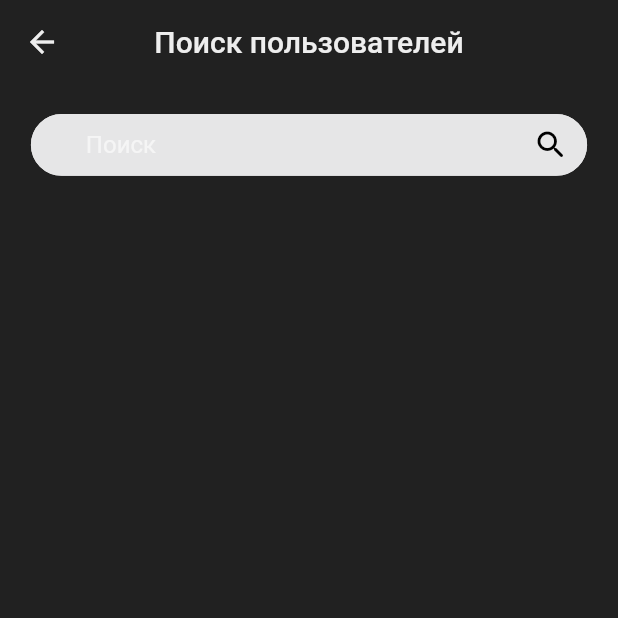
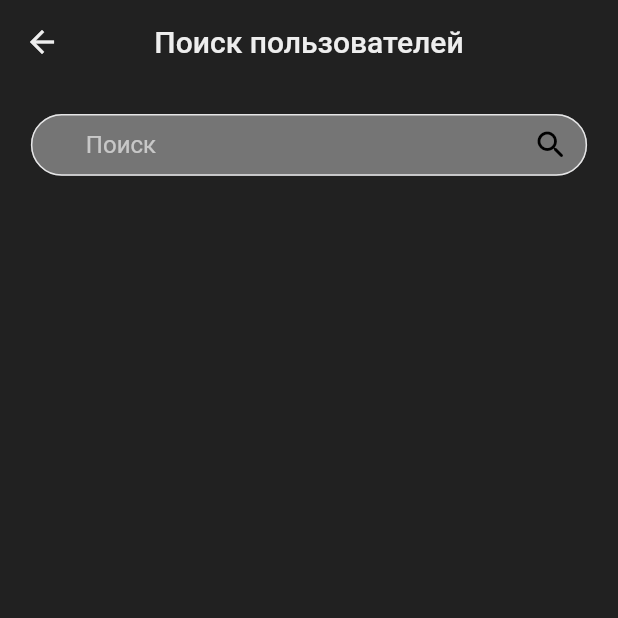
Before and after one commit to PainappuruNyan/flutter_study_project, a Flutter app: the UserListView screen opened directly, on a phone screen of 412 x 824 dp, the top half of it. Run offline on Flutter 3.47's test engine with Material 2 defaults, Android fonts, the phone set to English and light mode, and no system bars; our stand-ins replace accordion, another_xlider, bloc, bloc_concurrency, dartz, dropdown_search and 15 more; missing offline and left inert: syncfusion_flutter_pdfviewer; accounts and stored records are empty; generated files the repository leaves out were written again; project files that could hold a hidden picture were left out.

Commit message:
update
Closes #61

See merge request plugin-fall/team5/atb_plugin_flutter!51

```diff
--- a/lib/src/core/constants/theme.dart
+++ b/lib/src/core/constants/theme.dart
@@ -125,7 +125,7 @@ ThemeData basicTheme() => ThemeData(
           dayPeriodTextColor: MyColors.kPrimary,
           dialHandColor: MyColors.kPrimary,
           hourMinuteTextColor: MyColors.kPrimary),
-      scaffoldBackgroundColor: MyColors.kWhite,
+      scaffoldBackgroundColor: MyColors.kFrameBackground,
     );
 
 ThemeData darkTheme() => ThemeData(
--- a/lib/src/presentation/administration/user_list/user_list.dart
+++ b/lib/src/presentation/administration/user_list/user_list.dart
@@ -131,13 +131,13 @@ class UserListView extends StatelessWidget {
         },
         decoration: InputDecoration(
             contentPadding: EdgeInsets.symmetric(horizontal: 32.w),
-            suffixIcon: Icon(
+            suffixIcon: const Icon(
               Icons.search_rounded,
               color: Colors.black,
             ),
             hintText: 'Поиск',
             filled: true,
-            fillColor: const Color.fromARGB(255, 230, 230, 231),
+            fillColor: Colors.grey.shade600,
             focusedBorder: OutlineInputBorder(
                 borderRadius: BorderRadius.circular(100),
                 borderSide: const BorderSide(
--- a/lib/src/presentation/booking/create_booking_3/booking_create_3.dart
+++ b/lib/src/presentation/booking/create_booking_3/booking_create_3.dart
@@ -154,7 +154,7 @@ class _BookingCreate3ScreenState extends State<BookingCreate3Screen>
                               Column(
                                 children: [
                                   Text('Выберете место для'),
-                                  Text('${state.selectedName}')
+                                  Text('${state.selectedName.split(' ').first +' '+state.selectedName.split(' ')[1][0]+'. ' + state.selectedName.split(' ')[2][0] +'.'}')
                                 ],
                               )
                             ],
--- a/lib/src/presentation/log_in/log_in/log_in_screen.dart
+++ b/lib/src/presentation/log_in/log_in/log_in_screen.dart
@@ -20,11 +20,6 @@ class _LoginScreenState extends State<LoginScreen> {
 
   @override
   Widget build(BuildContext context) {
-    SystemChrome.setSystemUIOverlayStyle(const SystemUiOverlayStyle(
-      statusBarColor: Colors.white,
-      statusBarBrightness: Brightness.dark,
-      statusBarIconBrightness: Brightness.dark,
-    ));
     return BlocProvider<LoginBloc>(
       create: (BuildContext context) => LoginBloc()..add(LoginFormLoaded()),
       child: LoginScreenView(),
```
Also changed, not shown: lib/src/presentation/administration/user_list/widgets/user_card.dart (+18 -3 lines), lib/src/presentation/teams/add_teammate/widget/add_teammate_card.dart (+18 -3 lines).
